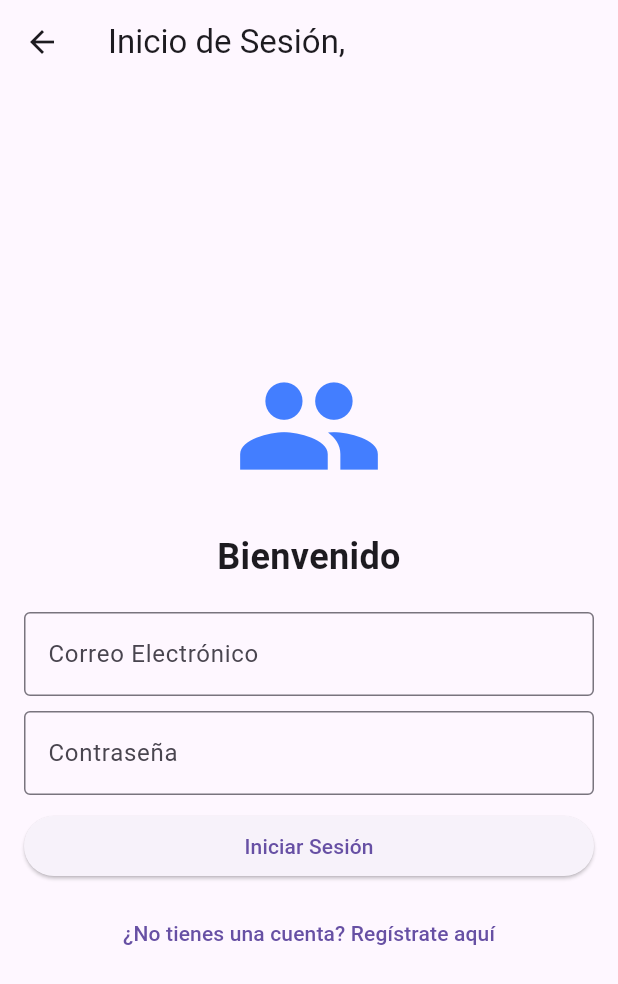
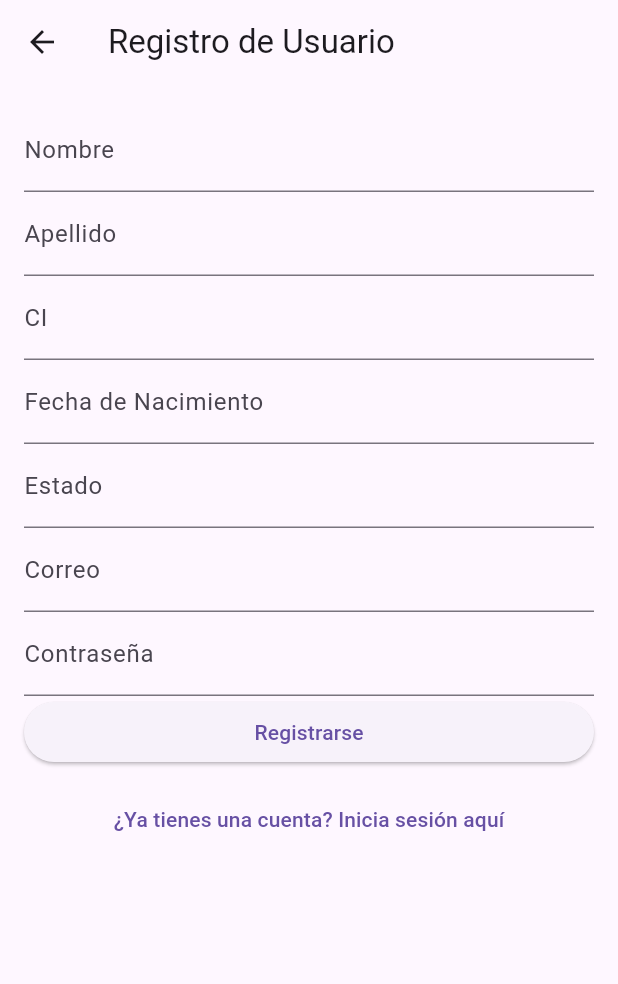
Before and after one commit to Jack-JK/Concesionaria-Flutter, a Flutter app: the LoginPage screen opened directly, after a tap on "¿No tienes una cuenta? Regístrate aquí", on a phone screen of 412 x 824 dp. Shown: the top 984 px of the screen. Run offline on Flutter 3.47's test engine with Material 3 defaults, Android fonts, the phone set to English and light mode, and no system bars.

Commit message:
add registro

```diff
--- a/lib/pages/home.dart
+++ b/lib/pages/home.dart
@@ -17,7 +17,7 @@ class HomePage extends StatelessWidget {
               Navigator.push(
                 context,
                 MaterialPageRoute(
-                    builder: (context) => LoginPage(title: 'login')),
+                    builder: (context) => const LoginPage(title: 'login')),
               );
             },
             child: const Text('Iniciar Sesión'),
@@ -27,7 +27,7 @@ class HomePage extends StatelessWidget {
               // Acción para "Nosotros"
               Navigator.push(
                 context,
-                MaterialPageRoute(builder: (context) => NosotrosPage()),
+                MaterialPageRoute(builder: (context) => const NosotrosPage()),
               );
             },
             child: const Text('Nosotros'),
--- a/lib/pages/login.dart
+++ b/lib/pages/login.dart
@@ -1,4 +1,5 @@
 import 'package:flutter/material.dart';
+import 'package:flutter_application_1/pages/registro.dart';
 
 class LoginPage extends StatelessWidget {
   const LoginPage({super.key, required this.title});
@@ -7,7 +8,7 @@ class LoginPage extends StatelessWidget {
   Widget build(BuildContext context) {
     return Scaffold(
       appBar: AppBar(
-        title: const Text('Inicio de Sesión,'),
+        title: const Text('Inicio de Sesión'),
       ),
       body: Center(
         child: Padding(
@@ -52,7 +53,10 @@ class LoginPage extends StatelessWidget {
               const SizedBox(height: 10),
               TextButton(
                 onPressed: () {
-                  // Add your register logic here
+                  Navigator.push(
+                    context,
+                    MaterialPageRoute(builder: (context) => const RegisterPage()),
+                  );
                 },
                 child: const Text('¿No tienes una cuenta? Regístrate aquí'),
               ),
--- /dev/null
+++ b/lib/pages/registro.dart
@@ -0,0 +1,67 @@
+import 'package:flutter/material.dart';
+import 'package:flutter_application_1/pages/login.dart';
+
+void main() {
+  runApp(const MaterialApp(
+    home: RegisterPage(),
+  ));
+}
+
+class RegisterPage extends StatelessWidget {
+  const RegisterPage({Key? key}) : super(key: key);
+
+  @override
+  Widget build(BuildContext context) {
+    return Scaffold(
+      appBar: AppBar(
+        title: const Text('Registro de Usuario'),
+      ),
+      body: Padding(
+        padding: const EdgeInsets.all(16.0),
+        child: Column(
+          crossAxisAlignment: CrossAxisAlignment.stretch,
+          children: [
+            TextFormField(
+              decoration: const InputDecoration(labelText: 'Nombre'),
+            ),
+            TextFormField(
+              decoration: const InputDecoration(labelText: 'Apellido'),
+            ),
+            TextFormField(
+              decoration: const InputDecoration(labelText: 'CI'),
+            ),
+            TextFormField(
+              decoration: const InputDecoration(labelText: 'Fecha de Nacimiento'),
+            ),
+            TextFormField(
+              decoration: const InputDecoration(labelText: 'Estado'),
+            ),
+            TextFormField(
+              decoration: const InputDecoration(labelText: 'Correo'),
+            ),
+            TextFormField(
+              obscureText: true,
+              decoration: const InputDecoration(labelText: 'Contraseña'),
+            ),
+            ElevatedButton(
+              onPressed: () {
+                // Add your registration logic here
+              },
+              child: const Text('Registrarse'),
+            ),
+            const SizedBox(height: 10),
+            TextButton(
+              onPressed: () {
+                Navigator.push(
+                  context,
+                  MaterialPageRoute(builder: (context) => const LoginPage(title: 'Inicio de Sesión')),
+                );
+              },
+              child: const Text('¿Ya tienes una cuenta? Inicia sesión aquí'),
+            ),
+          ],
+        ),
+      ),
+    );
+  }
+}
```
Also changed, not shown: 1 other file.
